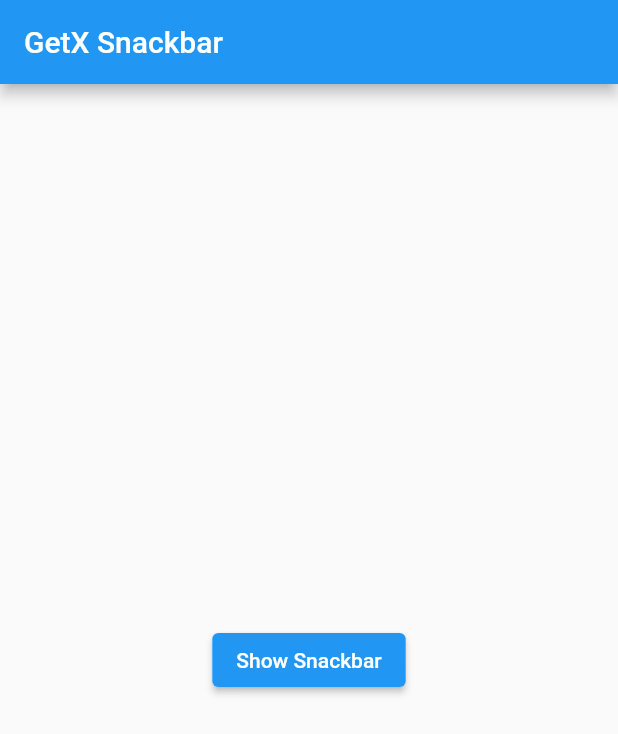
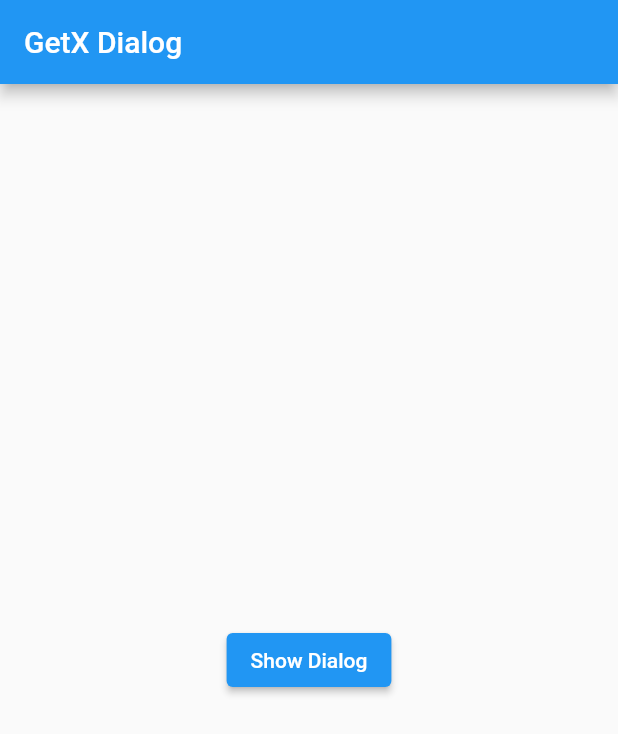
Before and after one commit to SchevaPratama/GetX-Learn, a Flutter app: the screen it shows after launch, on a phone screen of 412 x 824 dp. Shown: the top 734 px of the screen. Run offline on Flutter 3.47's test engine with Material 2 defaults, Android fonts, the phone set to English and light mode, and no system bars; our stand-ins replace get.

Commit message:
GetX Dialog

```diff
--- /dev/null
+++ b/lib/Episode80/HomePage.dart
@@ -0,0 +1,70 @@
+import 'package:flutter/material.dart';
+import 'package:get/get.dart';
+
+class HomePage extends StatelessWidget {
+  const HomePage({Key? key}) : super(key: key);
+
+  @override
+  Widget build(BuildContext context) {
+    return GetMaterialApp(
+      home: MainPage(),
+    );
+  }
+}
+
+class MainPage extends StatelessWidget {
+  const MainPage({Key? key}) : super(key: key);
+
+  @override
+  Widget build(BuildContext context) {
+    return Scaffold(
+      appBar: AppBar(
+        title: Text('GetX Dialog'),
+      ),
+      body: Center(
+        child: ElevatedButton(
+          onPressed: () {
+            Get.dialog(AlertDialog(
+              title: Text("It's Title"),
+              content: Text("It's Content"),
+            ));
+            // Get.defaultDialog(
+            //   barrierDismissible: false,
+            //   title: "It's Title",
+            //   middleText: "It's Description",
+            //   cancel: ElevatedButton(
+            //     onPressed: () {
+            //       Navigator.pop(context);
+            //     },
+            //     style: ButtonStyle(
+            //         backgroundColor: MaterialStateProperty.all(Colors.red)),
+            //     child: Text('Cancel'),
+            //   ),
+            //   actions: [
+            //     ElevatedButton(
+            //       onPressed: () {
+            //         Navigator.pop(context);
+            //       },
+            //       child: Text('First Choice'),
+            //     ),
+            //     ElevatedButton(
+            //       onPressed: () {
+            //         Navigator.pop(context);
+            //       },
+            //       child: Text('Second Choice'),
+            //     ),
+            //     ElevatedButton(
+            //       onPressed: () {
+            //         Navigator.pop(context);
+            //       },
+            //       child: Text('Third Choice'),
+            //     ),
+            //   ],
+            // );
+          },
+          child: Text('Show Dialog'),
+        ),
+      ),
+    );
+  }
+}
--- a/lib/main.dart
+++ b/lib/main.dart
@@ -1,6 +1,6 @@
 import 'package:flutter/material.dart';
 import 'package:get/get.dart';
-import 'package:getx_practice/Episode79/homePage.dart';
+import 'package:getx_practice/Episode80/homePage.dart';
 
 void main() {
   runApp(const HomePage());
```
